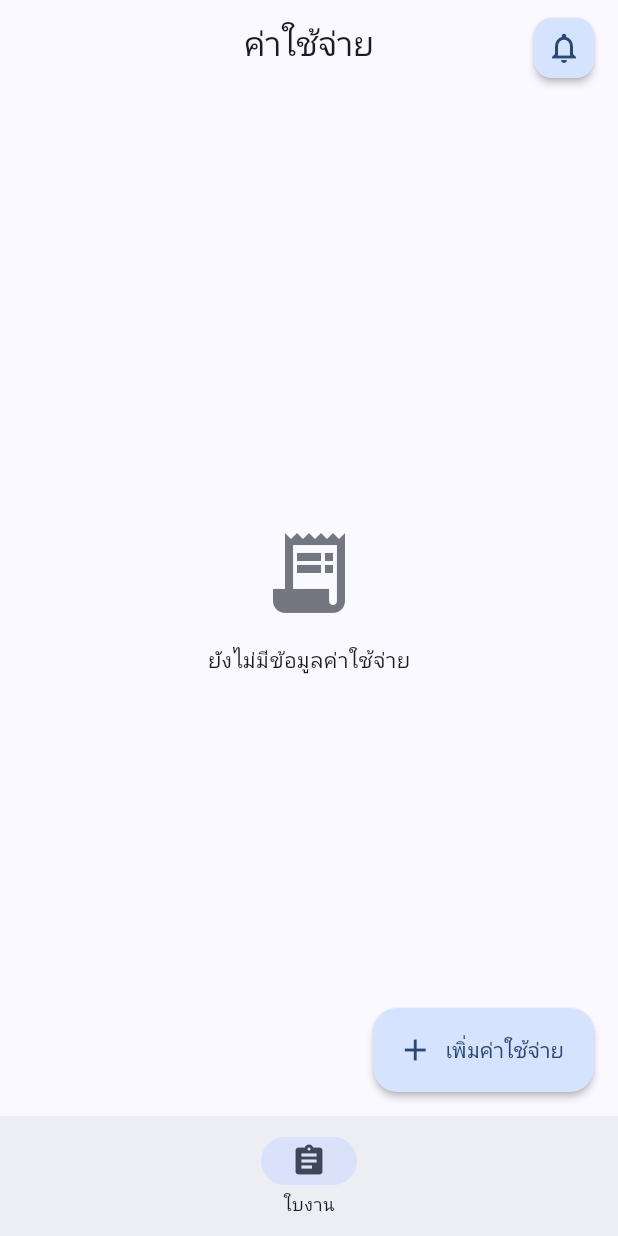
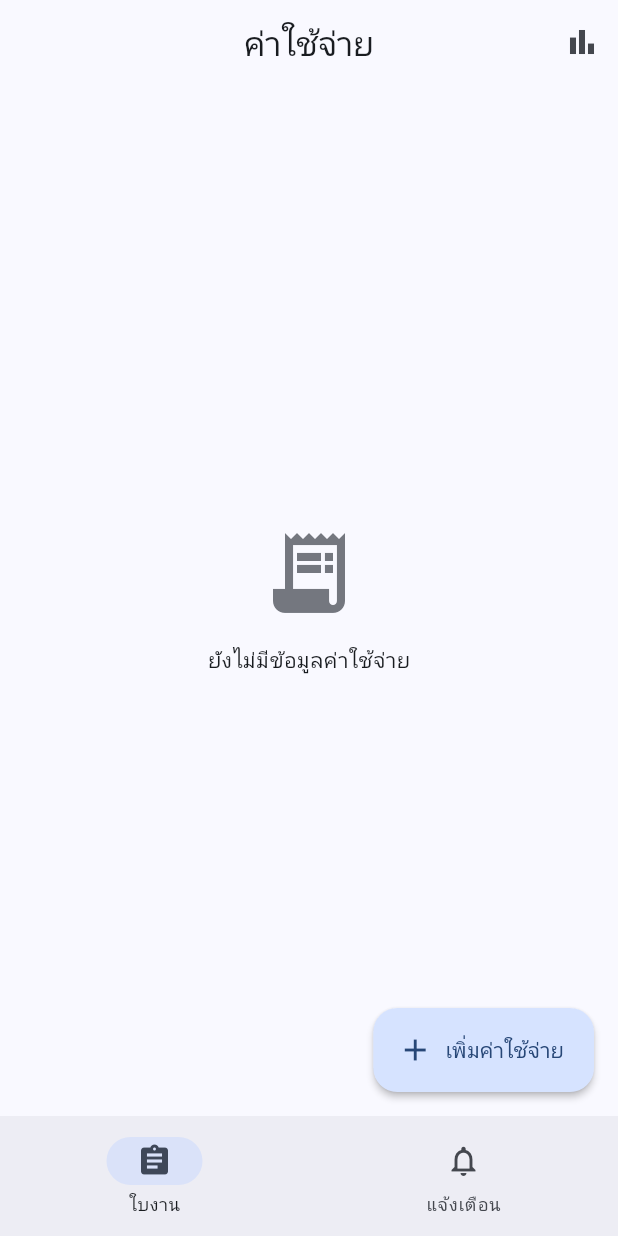
Before and after one commit to katawutntp/baanpool-ops, a Flutter app: the ExpensesListScreen screen opened by its route, on a phone screen of 412 x 824 dp. Run offline on Flutter 3.47's test engine with Material 3 defaults, Android fonts, the phone set to English and light mode, and no system bars; our stand-ins replace flutter_dotenv, go_router, image_picker, supabase_flutter; accounts and stored records are empty.

Commit message:
fix: session persistence, remove bell FAB, add expense report, remove partner field

```diff
--- a/baanpool-ops/lib/app/router.dart
+++ b/baanpool-ops/lib/app/router.dart
@@ -13,6 +13,7 @@ import '../screens/work_orders/work_order_detail_screen.dart';
 import '../screens/work_orders/work_order_form_screen.dart';
 import '../screens/expenses/expenses_list_screen.dart';
 import '../screens/expenses/expense_form_screen.dart';
+import '../screens/expenses/expense_report_screen.dart';
 import '../screens/pm/pm_schedule_screen.dart';
 import '../screens/admin/roles_management_screen.dart';
 import '../screens/notifications/notifications_screen.dart';
@@ -142,6 +143,10 @@ final appRouter = GoRouter(
                 workOrderId: state.uri.queryParameters['workOrderId'],
               ),
             ),
+            GoRoute(
+              path: 'report',
+              builder: (context, state) => const ExpenseReportScreen(),
+            ),
           ],
         ),
 
--- a/baanpool-ops/lib/screens/expenses/expenses_list_screen.dart
+++ b/baanpool-ops/lib/screens/expenses/expenses_list_screen.dart
@@ -77,7 +77,16 @@ class _ExpensesListScreenState extends State<ExpensesListScreen> {
     final theme = Theme.of(context);
 
     return Scaffold(
-      appBar: AppBar(title: const Text('ค่าใช้จ่าย')),
+      appBar: AppBar(
+        title: const Text('ค่าใช้จ่าย'),
+        actions: [
+          IconButton(
+            icon: const Icon(Icons.bar_chart),
+            tooltip: 'รายงานรายเดือน',
+            onPressed: () => context.push('/expenses/report'),
+          ),
+        ],
+      ),
       body: _loading
           ? const Center(child: CircularProgressIndicator())
           : _expenses.isEmpty
--- a/baanpool-ops/lib/screens/shell_screen.dart
+++ b/baanpool-ops/lib/screens/shell_screen.dart
@@ -91,6 +91,17 @@ class _ShellScreenState extends State<ShellScreen> {
       );
     }
 
+    // Notifications — visible to everyone
+    items.add(
+      _NavItem(
+        path: '/notifications',
+        icon: Icons.notifications_outlined,
+        selectedIcon: Icons.notifications,
+        label: 'แจ้งเตือน',
+        badgeCount: _notiService.unreadCount,
+      ),
+    );
+
     // Admin users get a roles tab
     if (isAdmin) {
       items.add(
@@ -115,32 +126,6 @@ class _ShellScreenState extends State<ShellScreen> {
     return 0;
   }
 
-  Widget _buildNotificationBell(BuildContext context) {
-    final unread = _notiService.unreadCount;
-    return Padding(
-      padding: const EdgeInsets.only(top: 8),
-      child: FloatingActionButton.small(
-        heroTag: 'notiBell',
-        backgroundColor: Theme.of(context).colorScheme.primaryContainer,
-        elevation: 2,
-        onPressed: () => context.push('/notifications'),
-        child: Badge(
-          isLabelVisible: unread > 0,
-          label: Text(
-            unread > 99 ? '99+' : '$unread',
-            style: const TextStyle(fontSize: 10),
-          ),
-          child: Icon(
-            unread > 0
-                ? Icons.notifications_active
-                : Icons.notifications_outlined,
-            color: Theme.of(context).colorScheme.onPrimaryContainer,
-          ),
-        ),
-      ),
-    );
-  }
-
   @override
   Widget build(BuildContext context) {
     final navItems = _getNavItems();
@@ -148,9 +133,6 @@ class _ShellScreenState extends State<ShellScreen> {
 
     return Scaffold(
       body: widget.child,
-      appBar: null,
-      floatingActionButton: _buildNotificationBell(context),
-      floatingActionButtonLocation: FloatingActionButtonLocation.miniEndTop,
       bottomNavigationBar: NavigationBar(
         selectedIndex: currentIdx.clamp(0, navItems.length - 1),
         onDestinationSelected: (index) {
@@ -159,8 +141,24 @@ class _ShellScreenState extends State<ShellScreen> {
         destinations: navItems
             .map(
               (item) => NavigationDestination(
-                icon: Icon(item.icon),
-                selectedIcon: Icon(item.selectedIcon),
+                icon: item.badgeCount > 0
+                    ? Badge(
+                        label: Text(
+                          item.badgeCount > 99 ? '99+' : '${item.badgeCount}',
+                          style: const TextStyle(fontSize: 10),
+                        ),
+                        child: Icon(item.icon),
+                      )
+                    : Icon(item.icon),
+                selectedIcon: item.badgeCount > 0
+                    ? Badge(
+                        label: Text(
+                          item.badgeCount > 99 ? '99+' : '${item.badgeCount}',
+                          style: const TextStyle(fontSize: 10),
+                        ),
+                        child: Icon(item.selectedIcon),
+                      )
+                    : Icon(item.selectedIcon),
                 label: item.label,
               ),
             )
@@ -175,11 +173,13 @@ class _NavItem {
   final IconData icon;
   final IconData selectedIcon;
   final String label;
+  final int badgeCount;
 
   const _NavItem({
     required this.path,
     required this.icon,
     required this.selectedIcon,
     required this.label,
+    this.badgeCount = 0,
   });
 }
```
Also changed, not shown: baanpool-ops/lib/main.dart (+12 -1 lines), baanpool-ops/lib/screens/expenses/expense_form_screen.dart (+0 -10 lines), baanpool-ops/lib/screens/expenses/expense_report_screen.dart (added, +393 -0 lines).
